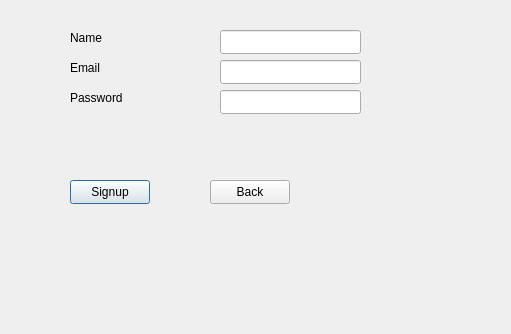
Above: SignupScreen.ui from Usman-Rizwan04/Ecommerce-store-cpp before the change. Below: the same form after it.
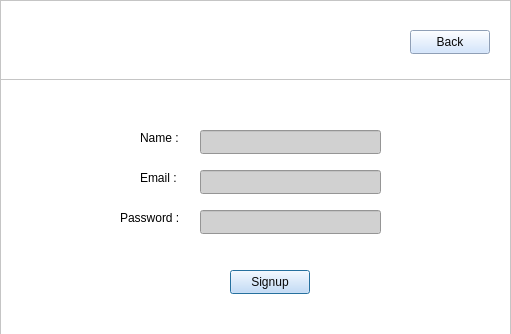
That is the form after the change.

```diff
--- a/SignupScreen.ui
+++ b/SignupScreen.ui
@@ -13,100 +13,191 @@
   <property name="windowTitle">
    <string>Dialog</string>
   </property>
-  <widget class="QLineEdit" name="nameInput">
+  <widget class="QFrame" name="frame">
    <property name="geometry">
     <rect>
-     <x>220</x>
-     <y>30</y>
-     <width>141</width>
-     <height>24</height>
+     <x>0</x>
+     <y>0</y>
+     <width>511</width>
+     <height>341</height>
     </rect>
    </property>
-  </widget>
-  <widget class="QLineEdit" name="emailInput">
-   <property name="geometry">
-    <rect>
-     <x>220</x>
-     <y>60</y>
-     <width>141</width>
-     <height>24</height>
-    </rect>
+   <property name="styleSheet">
+    <string notr="true">background-color: rgb(255, 255, 255);</string>
    </property>
-  </widget>
-  <widget class="QLineEdit" name="passwordInput">
-   <property name="geometry">
-    <rect>
-     <x>220</x>
-     <y>90</y>
-     <width>141</width>
-     <height>24</height>
-    </rect>
+   <property name="frameShape">
+    <enum>QFrame::Shape::StyledPanel</enum>
    </property>
-  </widget>
-  <widget class="QLabel" name="label">
-   <property name="geometry">
-    <rect>
-     <x>70</x>
-     <y>30</y>
-     <width>49</width>
-     <height>16</height>
-    </rect>
+   <property name="frameShadow">
+    <enum>QFrame::Shadow::Raised</enum>
    </property>
-   <property name="text">
-    <string>Name</string>
-   </property>
-  </widget>
-  <widget class="QLabel" name="label_2">
-   <property name="geometry">
-    <rect>
-     <x>70</x>
-     <y>60</y>
-     <width>49</width>
-     <height>16</height>
-    </rect>
-   </property>
-   <property name="text">
-    <string>Email</string>
-   </property>
-  </widget>
-  <widget class="QLabel" name="label_3">
-   <property name="geometry">
-    <rect>
-     <x>70</x>
-     <y>90</y>
-     <width>61</width>
-     <height>16</height>
-    </rect>
-   </property>
-   <property name="text">
-    <string>Password</string>
-   </property>
-  </widget>
-  <widget class="QPushButton" name="signupButton">
-   <property name="geometry">
-    <rect>
-     <x>70</x>
-     <y>180</y>
-     <width>80</width>
-     <height>24</height>
-    </rect>
-   </property>
-   <property name="text">
-    <string>Signup</string>
-   </property>
-  </widget>
-  <widget class="QPushButton" name="backButton">
-   <property name="geometry">
-    <rect>
-     <x>210</x>
-     <y>180</y>
-     <width>80</width>
-     <height>24</height>
-    </rect>
-   </property>
-   <property name="text">
-    <string>Back</string>
-   </property>
+   <widget class="QPushButton" name="signupButton">
+    <property name="geometry">
+     <rect>
+      <x>230</x>
+      <y>270</y>
+      <width>80</width>
+      <height>24</height>
+     </rect>
+    </property>
+    <property name="styleSheet">
+     <string notr="true">color: rgb(8, 8, 8);
+background-color: rgb(200, 223, 255);</string>
+    </property>
+    <property name="text">
+     <string>Signup</string>
+    </property>
+   </widget>
+   <widget class="QLabel" name="label_3">
+    <property name="geometry">
+     <rect>
+      <x>120</x>
+      <y>210</y>
+      <width>61</width>
+      <height>16</height>
+     </rect>
+    </property>
+    <property name="styleSheet">
+     <string notr="true">color: rgb(0, 0, 0);</string>
+    </property>
+    <property name="text">
+     <string>Password : </string>
+    </property>
+   </widget>
+   <widget class="QLineEdit" name="passwordInput">
+    <property name="geometry">
+     <rect>
+      <x>200</x>
+      <y>210</y>
+      <width>181</width>
+      <height>24</height>
+     </rect>
+    </property>
+    <property name="styleSheet">
+     <string notr="true">color: rgb(0, 0, 0);
+background-color: rgb(209, 209, 209);</string>
+    </property>
+   </widget>
+   <widget class="QLabel" name="label_2">
+    <property name="geometry">
+     <rect>
+      <x>140</x>
+      <y>170</y>
+      <width>49</width>
+      <height>16</height>
+     </rect>
+    </property>
+    <property name="styleSheet">
+     <string notr="true">color: rgb(0, 0, 0);</string>
+    </property>
+    <property name="text">
+     <string>Email : </string>
+    </property>
+   </widget>
+   <widget class="QLineEdit" name="emailInput">
+    <property name="geometry">
+     <rect>
+      <x>200</x>
+      <y>170</y>
+      <width>181</width>
+      <height>24</height>
+     </rect>
+    </property>
+    <property name="styleSheet">
+     <string notr="true">color: rgb(0, 0, 0);
+background-color: rgb(209, 209, 209);</string>
+    </property>
+   </widget>
+   <widget class="QLabel" name="label">
+    <property name="geometry">
+     <rect>
+      <x>140</x>
+      <y>130</y>
+      <width>49</width>
+      <height>16</height>
+     </rect>
+    </property>
+    <property name="styleSheet">
+     <string notr="true">color: rgb(0, 0, 0);</string>
+    </property>
+    <property name="text">
+     <string>Name : </string>
+    </property>
+   </widget>
+   <widget class="QLineEdit" name="nameInput">
+    <property name="geometry">
+     <rect>
+      <x>200</x>
+      <y>130</y>
+      <width>181</width>
+      <height>24</height>
+     </rect>
+    </property>
+    <property name="styleSheet">
+     <string notr="true">color: rgb(0, 0, 0);
+background-color: rgb(209, 209, 209);</string>
+    </property>
+   </widget>
+   <widget class="QFrame" name="frame_2">
+    <property name="geometry">
+     <rect>
+      <x>0</x>
+      <y>0</y>
+      <width>511</width>
+      <height>80</height>
+     </rect>
+    </property>
+    <property name="styleSheet">
+     <string notr="true">background-color: rgb(0, 36, 89
+);</string>
+    </property>
+    <property name="frameShape">
+     <enum>QFrame::Shape::StyledPanel</enum>
+    </property>
+    <property name="frameShadow">
+     <enum>QFrame::Shadow::Raised</enum>
+    </property>
+    <widget class="QPushButton" name="backButton">
+     <property name="geometry">
+      <rect>
+       <x>410</x>
+       <y>30</y>
+       <width>80</width>
+       <height>24</height>
+      </rect>
+     </property>
+     <property name="styleSheet">
+      <string notr="true">color: rgb(8, 8, 8);
+background-color: rgb(200, 223, 255);</string>
+     </property>
+     <property name="text">
+      <string>Back</string>
+     </property>
+    </widget>
+    <widget class="QLabel" name="label_4">
+     <property name="geometry">
+      <rect>
+       <x>20</x>
+       <y>10</y>
+       <width>151</width>
+       <height>51</height>
+      </rect>
+     </property>
+     <property name="font">
+      <font>
+       <family>Rockwell</family>
+       <pointsize>28</pointsize>
+       <bold>true</bold>
+      </font>
+     </property>
+     <property name="styleSheet">
+      <string notr="true">color: rgb(255, 255, 255);</string>
+     </property>
+     <property name="text">
+      <string>Sign-Up</string>
+     </property>
+    </widget>
+   </widget>
   </widget>
  </widget>
  <resources/>
```
